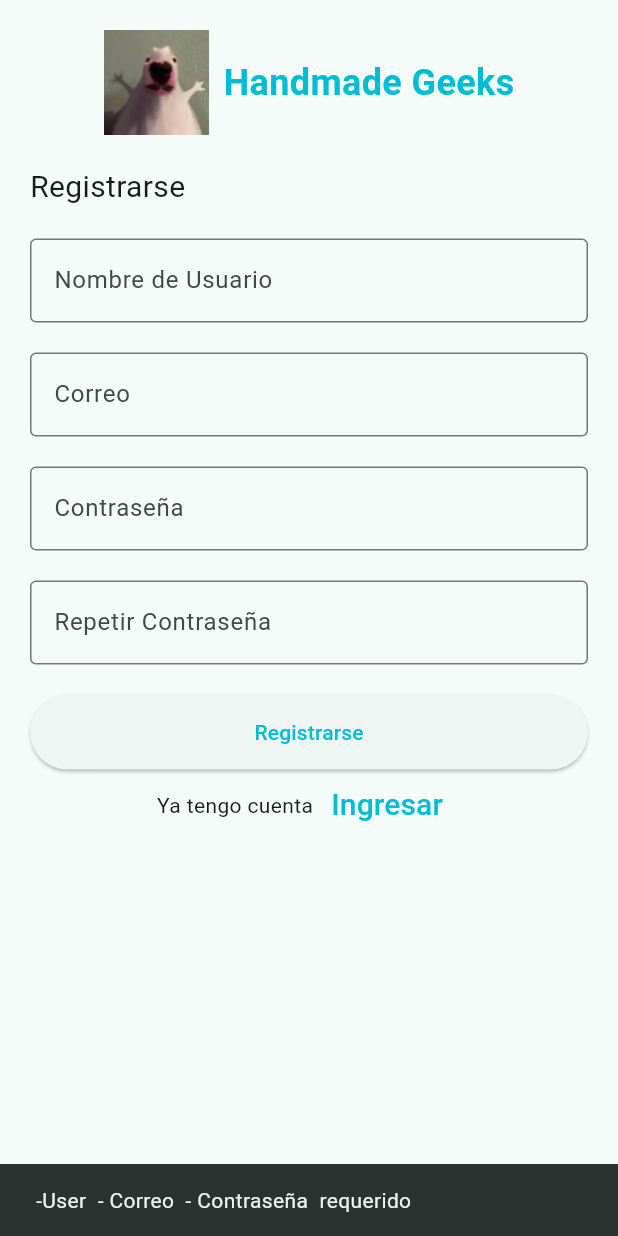
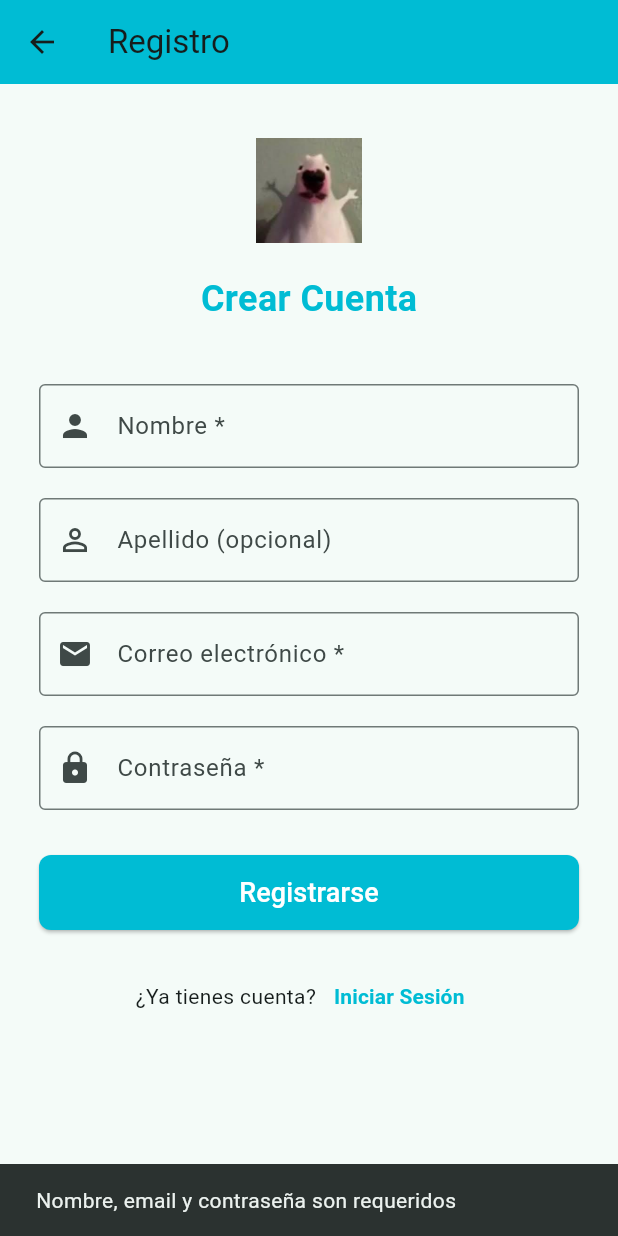
Before and after one commit to Getsuki53/Flutter, a Flutter app: the SigninPage screen opened directly, after a tap on "Registrarse", on a phone screen of 412 x 824 dp. Run offline on Flutter 3.47's test engine with Material 3 defaults, Android fonts, the light colour scheme and no system bars; our stand-ins replace flutter_riverpod, shared_preferences; missing offline and left inert: scrollinghome; accounts and stored records are empty.

Commit message:
dia antes

```diff
--- a/frontend/Flutter-master/lib/pantallas/Deseados.dart
+++ b/frontend/Flutter-master/lib/pantallas/Deseados.dart
@@ -8,11 +8,7 @@ class WishedPage extends StatefulWidget {
 }
 
 class _WishedPageState extends State<WishedPage> {
-  final List<String> deseados = [
-    'Producto',
-    'Random',
-    'Idk'
-  ];
+  final List<String> deseados = ['Producto', 'Random', 'Idk'];
 
   void verDetalles(String producto) {
     // Redireccionar al producto
@@ -31,7 +27,7 @@ class _WishedPageState extends State<WishedPage> {
   @override
   Widget build(BuildContext context) {
     return Scaffold(
-      appBar: AppBar(title: const Text("Lista de deseados")),
+      appBar: AppBar(title: const Text("Lista de productos deseados")),
       body: Padding(
         padding: const EdgeInsets.all(10),
         child: ListView.builder(
@@ -53,9 +49,7 @@ class _WishedPageState extends State<WishedPage> {
                       onTap: () => verDetalles(producto),
                       child: Text(
                         producto,
-                        style: const TextStyle(
-                          fontSize: 16,
-                        ),
+                        style: const TextStyle(fontSize: 16),
                       ),
                     ),
                   ),
--- a/frontend/Flutter-master/lib/pantallas/sesion/Ingreso.dart
+++ b/frontend/Flutter-master/lib/pantallas/sesion/Ingreso.dart
@@ -20,7 +20,6 @@ class _LoginPageState extends State<LoginPage> {
     ScaffoldMessenger.of(context).showSnackBar(snack);
   }
 
-  // 🔥 NUEVA FUNCIÓN: Conectar con tu backend Django
   Future<void> loginWithBackend() async {
     if (nameController.text.isEmpty || passwordController.text.isEmpty) {
       showSnackbar("Usuario y contraseña requeridos");
@@ -38,13 +37,13 @@ class _LoginPageState extends State<LoginPage> {
         headers: {'Content-Type': 'application/json'},
         body: json.encode({
           'correo': nameController.text,
-          'contrasena': passwordController.text,
+          'contraseña': passwordController.text,
         }),
       );
 
       if (response.statusCode == 200) {
         final data = json.decode(response.body);
-        // ✅ Login exitoso
+
         showSnackbar("Login exitoso!");
 
         // Guardar token (opcional)
@@ -167,7 +166,7 @@ class _LoginPageState extends State<LoginPage> {
                 style: TextStyle(color: Colors.cyan),
               ),
             ),
-            // 🔥 BOTÓN LOGIN USUARIO
+
             Container(
               height: 50,
               padding: const EdgeInsets.fromLTRB(10, 0, 10, 0),
@@ -182,7 +181,7 @@ class _LoginPageState extends State<LoginPage> {
               ),
             ),
             SizedBox(height: 10),
-            // 🔥 BOTÓN LOGIN ADMIN
+
             Container(
               height: 50,
               padding: const EdgeInsets.fromLTRB(10, 0, 10, 0),
--- a/frontend/Flutter-master/lib/pantallas/sesion/Registro.dart
+++ b/frontend/Flutter-master/lib/pantallas/sesion/Registro.dart
@@ -1,4 +1,6 @@
 import 'package:flutter/material.dart';
+import 'package:http/http.dart' as http;
+import 'dart:convert';
 import 'Ingreso.dart';
 
 class SigninPage extends StatefulWidget {
@@ -10,88 +12,139 @@ class SigninPage extends StatefulWidget {
 
 class _SigninPageState extends State<SigninPage> {
   final TextEditingController nameController = TextEditingController();
-  final TextEditingController mailController = TextEditingController();
+  final TextEditingController emailController = TextEditingController();
   final TextEditingController passwordController = TextEditingController();
-  final TextEditingController rPasswordController = TextEditingController();
+  final TextEditingController apellidoController = TextEditingController();
+  bool _isLoading = false;
 
   void showSnackbar(String msg) {
     final snack = SnackBar(content: Text(msg));
     ScaffoldMessenger.of(context).showSnackBar(snack);
   }
 
-  Future<void> signin() async {
-    if (nameController.text.isEmpty || passwordController.text.isEmpty || passwordController.text.isEmpty) {
-      showSnackbar(
-        "${nameController.text.isEmpty ? "-User " : ""} ${mailController.text.isEmpty ? "- Correo " : ""} ${passwordController.text.isEmpty ? "- Contraseña " : ""} requerido");
+  // 🔥 FUNCIÓN: Registro con backend Django
+  Future<void> registerWithBackend() async {
+    if (emailController.text.isEmpty ||
+        passwordController.text.isEmpty ||
+        nameController.text.isEmpty) {
+      showSnackbar("Nombre, email y contraseña son requeridos");
       return;
     }
 
-    if (passwordController != rPasswordController) {
-      showSnackbar(
-        "Las contraseñas no coinciden"
+    setState(() {
+      _isLoading = true;
+    });
+
+    try {
+      // 📡 Conectar a tu backend Django
+      final response = await http.post(
+        Uri.parse('http://127.0.0.1:8000/api/registro-usuario/'),
+        headers: {'Content-Type': 'application/json'},
+        body: json.encode({
+          'correo': emailController.text,
+          'contraseña': passwordController.text,
+          'nombre': nameController.text,
+          'apellido': apellidoController.text.isEmpty
+              ? 'vacio_'
+              : apellidoController.text,
+        }),
       );
-      return;
+
+      if (response.statusCode == 201) {
+        final data = json.decode(response.body);
+        showSnackbar("Usuario registrado exitosamente!");
+
+        // Redirigir al login
+        Navigator.pushReplacement(
+          context,
+          MaterialPageRoute(builder: (_) => const LoginPage()),
+        );
+      } else {
+        final error = json.decode(response.body);
+        showSnackbar(error['error'] ?? 'Error de registro');
       }
-
-    // final datosUsuario = {
-    //   "username": nameController.text,
-    //   "mail": mailController.text,
-    //   "password": passwordController.text
-    // };
+    } catch (e) {
+      showSnackbar("Error de conexión: $e");
+    } finally {
+      setState(() {
+        _isLoading = false;
+      });
+    }
   }
 
   @override
   Widget build(BuildContext context) {
     return Scaffold(
-      //appBar: AppBar(title: const Text("Handmade Geeks")),
+      appBar: AppBar(
+        title: const Text('Registro'),
+        backgroundColor: Colors.cyan,
+      ),
       body: Padding(
-        padding: const EdgeInsets.all(10),
-        child: ListView(
+        padding: const EdgeInsets.all(16.0),
+        child: SingleChildScrollView(
+          child: Column(
             children: [
+              const SizedBox(height: 20),
               Container(
-              padding: const EdgeInsets.all(10),
                 alignment: Alignment.center,
-              child: Row(
-                mainAxisSize: MainAxisSize.min,
-                children: [
-                  Image.asset('lib/imagenes/perro.jpeg', width: 70, height: 70),
-                  const SizedBox(width: 10),
-                  const Text('Handmade Geeks',
+                child: Image.asset(
+                  'lib/imagenes/perro.jpeg',
+                  width: 120,
+                  height: 70,
+                  errorBuilder: (context, error, stackTrace) {
+                    return const Icon(
+                      Icons.image,
+                      size: 70,
+                      color: Colors.cyan,
+                    );
+                  },
+                ),
+              ),
+              const SizedBox(height: 20),
+              Container(
+                alignment: Alignment.center,
+                child: const Text(
+                  'Crear Cuenta',
                   style: TextStyle(
                     fontSize: 24,
                     fontWeight: FontWeight.bold,
-                      color: Colors.cyan
-                    )
-                  ),
-                ],
+                    color: Colors.cyan,
                   ),
                 ),
-            Container(
-              alignment: Alignment.topLeft,
-              padding: const EdgeInsets.all(10),
-              child: const Text(
-                'Registrarse',
-                style: TextStyle(fontSize: 20),
               ),
-            ),
+              const SizedBox(height: 30),
               Container(
                 padding: const EdgeInsets.all(10),
                 child: TextField(
                   controller: nameController,
                   decoration: const InputDecoration(
                     border: OutlineInputBorder(),
-                  labelText: 'Nombre de Usuario',
+                    labelText: 'Nombre *',
+                    prefixIcon: Icon(Icons.person),
                   ),
                 ),
               ),
               Container(
                 padding: const EdgeInsets.all(10),
                 child: TextField(
-                controller: mailController,
+                  controller: apellidoController,
                   decoration: const InputDecoration(
                     border: OutlineInputBorder(),
-                  labelText: 'Correo',
+                    labelText: 'Apellido (opcional)',
+                    prefixIcon: Icon(Icons.person_outline),
                   ),
+                ),
+              ),
+              Container(
+                padding: const EdgeInsets.all(10),
+                child: TextField(
+                  controller: emailController,
+                  decoration: const InputDecoration(
+                    border: OutlineInputBorder(),
+                    labelText: 'Correo electrónico *',
+                    prefixIcon: Icon(Icons.email),
+                  ),
+                  keyboardType: TextInputType.emailAddress,
                 ),
               ),
               Container(
@@ -101,56 +154,58 @@ class _SigninPageState extends State<SigninPage> {
                   obscureText: true,
                   decoration: const InputDecoration(
                     border: OutlineInputBorder(),
-                  labelText: 'Contraseña',
+                    labelText: 'Contraseña *',
+                    prefixIcon: Icon(Icons.lock),
                   ),
                 ),
               ),
+              const SizedBox(height: 20),
               Container(
-              padding: const EdgeInsets.all(10),
-              child: TextField(
-                controller: rPasswordController,
-                obscureText: true,
-                decoration: const InputDecoration(
-                  border: OutlineInputBorder(),
-                  labelText: 'Repetir Contraseña',
+                height: 50,
+                width: double.infinity,
+                padding: const EdgeInsets.symmetric(horizontal: 10),
+                child: ElevatedButton(
+                  onPressed: _isLoading ? null : registerWithBackend,
+                  style: ElevatedButton.styleFrom(
+                    backgroundColor: Colors.cyan,
+                    shape: RoundedRectangleBorder(
+                      borderRadius: BorderRadius.circular(8),
+                    ),
+                  ),
+                  child: _isLoading
+                      ? const CircularProgressIndicator(color: Colors.white)
+                      : const Text(
+                          'Registrarse',
+                          style: TextStyle(color: Colors.white, fontSize: 18),
                         ),
                 ),
               ),
-            Container(
-              height: 60,
-              padding: const EdgeInsets.fromLTRB(10, 10, 10, 0),
-              child: ElevatedButton(
-                onPressed: signin,
-                child: const Text(
-                  'Registrarse',
-                  style: TextStyle(color: Colors.cyan),
-                ),
-              ),
-            ),
+              const SizedBox(height: 20),
               Row(
                 mainAxisAlignment: MainAxisAlignment.center,
-              children: <Widget>[
-                const Text('Ya tengo cuenta'),
+                children: [
+                  const Text('¿Ya tienes cuenta?'),
                   TextButton(
-                  child: const Text(
-                    'Ingresar',
-                    style: TextStyle(
-                      fontSize: 20,
-                      color: Colors.cyan,
-                    ),
-                  ),
                     onPressed: () {
-                    Navigator.push(
+                      Navigator.pushReplacement(
                         context,
                         MaterialPageRoute(builder: (_) => const LoginPage()),
                       );
                     },
+                    child: const Text(
+                      'Iniciar Sesión',
+                      style: TextStyle(
+                        color: Colors.cyan,
+                        fontWeight: FontWeight.bold,
+                      ),
+                    ),
                   ),
                 ],
               ),
             ],
           ),
         ),
+      ),
     );
   }
 }
```
Also changed, not shown: frontend/Flutter-master/lib/models/producto_updated.dart (deleted), frontend/Flutter-master/lib/models/tipo_categoria.dart (added). Lines whose indentation alone changed are shown as unchanged.
